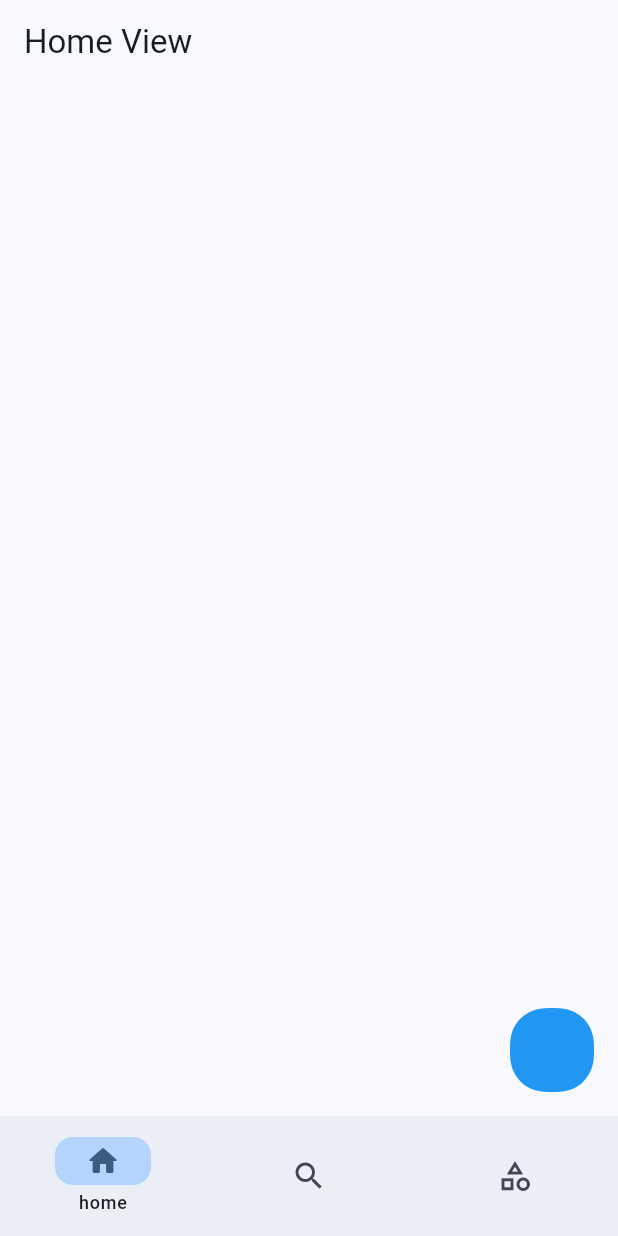
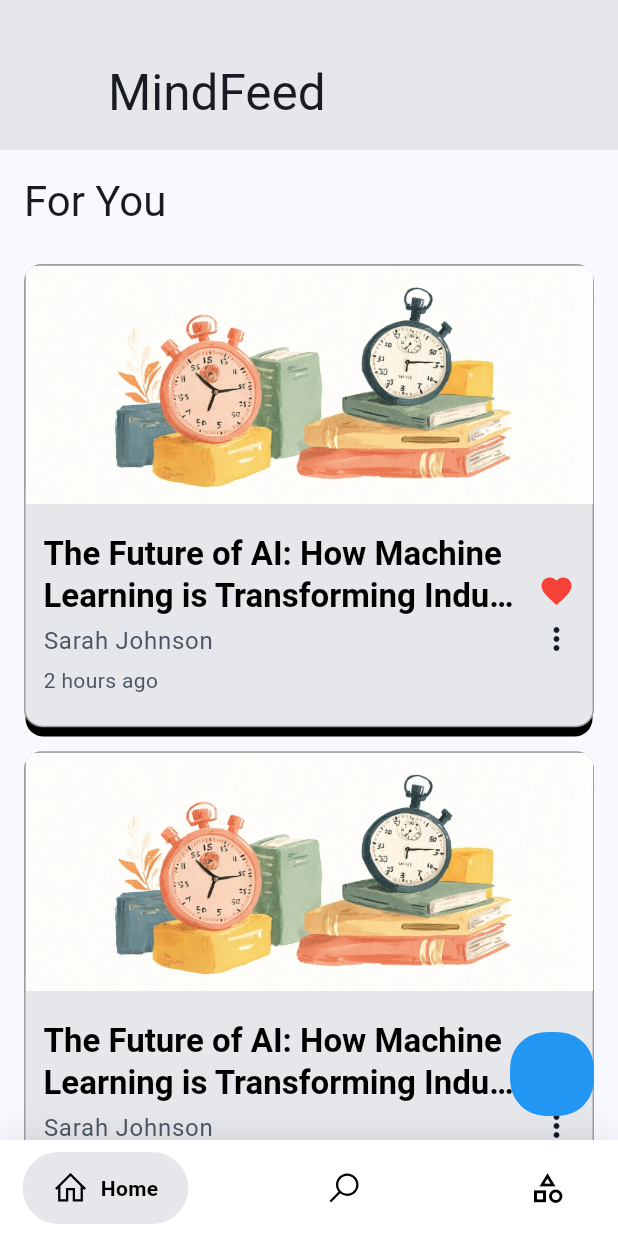
Before and after one commit to Polymath000/MindFeed, a Flutter app: the screen it shows after launch, on a phone screen of 412 x 824 dp. Run offline on Flutter 3.47's test engine with Material 3 defaults, Android fonts, the phone set to English and light mode, and no system bars; drawn by our look-alikes of google_nav_bar; our stand-ins replace dartz, dio, flutter_bloc, flutter_svg, line_icons, logger and 2 more; missing offline and left inert: data_connection_checker_tv; Roboto replaces fonts that are missing (Cairo).

Commit message:
article card UI & structure of the home page

```diff
--- a/lib/core/utls/app_images.dart
+++ b/lib/core/utls/app_images.dart
@@ -13,6 +13,10 @@ class Assets {
   /// Assets for assetsImagesEducationIcon
   /// assets/images/Education_Icon.svg
   static const String assetsImagesEducationIcon = "assets/images/Education_Icon.svg";
+
+  /// Assets for assetsImagesJustTest
+  /// assets/images/justTest.webp
+  static const String assetsImagesJustTest = "assets/images/justTest.webp";
 
   /// Assets for assetsImagesLogo
   /// assets/images/logo.svg
--- a/lib/features/home/presentation/views/home_view.dart
+++ b/lib/features/home/presentation/views/home_view.dart
@@ -1,11 +1,68 @@
 import 'package:flutter/material.dart';
+import 'package:mind_feed/config/themes/app_colors.dart';
+import 'package:mind_feed/config/themes/app_text_style.dart';
+import 'package:mind_feed/core/utls/app_images.dart';
+import 'package:mind_feed/features/home/presentation/widgets/article_card.dart';
 
 class HomeView extends StatelessWidget {
-  const HomeView({Key? key}) : super(key: key);
+  const HomeView({super.key});
   static const String routeName = 'home';
 
   @override
   Widget build(BuildContext context) {
-    return Scaffold(appBar: AppBar(title: Text('Home View')));
+    return Scaffold(
+      body: CustomScrollView(
+        slivers: [
+          SliverAppBar(
+            pinned: true,
+            expandedHeight: 100.0,
+            flexibleSpace: FlexibleSpaceBar(title: Text('MindFeed')),
+            backgroundColor: AppColors.lightGray,
+          ),
+          SliverPadding(
+            padding: EdgeInsets.all(16),
+            sliver: SliverToBoxAdapter(
+              child: Column(
+                crossAxisAlignment: CrossAxisAlignment.start,
+                children: [
+                  Padding(
+                    padding: const EdgeInsets.only(bottom: 16.0),
+                    child: Text('For You', style: AppTextStyles.headlineMedium),
+                  ),
+                  ArticleCard(
+                    title:
+                        "The Future of AI: How Machine Learning is Transforming Industries",
+                    author: "Sarah Johnson",
+                    date: "2 hours ago",
+                    imagePath: Assets.assetsImagesJustTest,
+                  ),
+                  ArticleCard(
+                    title:
+                        "The Future of AI: How Machine Learning is Transforming Industries",
+                    author: "Sarah Johnson",
+                    date: "2 hours ago",
+                    imagePath: Assets.assetsImagesJustTest,
+                  ),
+                  ArticleCard(
+                    title:
+                        "The Future of AI: How Machine Learning is Transforming Industries",
+                    author: "Sarah Johnson",
+                    date: "2 hours ago",
+                    imagePath: Assets.assetsImagesJustTest,
+                  ),
+                  ArticleCard(
+                    title:
+                        "The Future of AI: How Machine Learning is Transforming Industries",
+                    author: "Sarah Johnson",
+                    date: "2 hours ago",
+                    imagePath: Assets.assetsImagesJustTest,
+                  ),
+                ],
+              ),
+            ),
+          ),
+        ],
+      ),
+    );
   }
 }
--- /dev/null
+++ b/lib/features/home/presentation/widgets/article_card.dart
@@ -0,0 +1,87 @@
+import 'package:flutter/material.dart';
+import 'package:mind_feed/config/themes/app_colors.dart';
+import 'package:mind_feed/config/themes/app_text_style.dart';
+import 'package:mind_feed/core/constants/borders.dart';
+
+class ArticleCard extends StatelessWidget {
+  const ArticleCard({
+    super.key,
+    required this.title,
+    required this.author,
+    required this.date,
+    required this.imagePath,
+  });
+  final String title;
+  final String author;
+  final String date;
+  final String imagePath;
+  @override
+  Widget build(BuildContext context) {
+    return Container(
+      margin: EdgeInsets.symmetric(vertical: 8),
+      clipBehavior: Clip.antiAlias,
+      decoration: ShapeDecoration(
+        color: AppColors.lightGray,
+        shape: RoundedRectangleBorder(
+          side: BorderSide(width: 1, color: AppColors.grey),
+          borderRadius: AppBorders.xxxs,
+        ),
+      ),
+      child: Column(
+        children: [
+          DecoratedBox(
+            decoration: ShapeDecoration(
+              shape: RoundedRectangleBorder(
+                borderRadius: AppBorders.xxxs,
+                side: BorderSide(width: 1, color: AppColors.grey),
+              ),
+            ),
+            child: Image(image: AssetImage(imagePath)),
+          ),
+          ListTile(
+            contentPadding: const EdgeInsets.all(12),
+            tileColor: AppColors.black,
+            shape: RoundedRectangleBorder(
+              borderRadius: BorderRadius.circular(12),
+            ),
+            title: Text(
+              title,
+              style: AppTextStyles.titleLarge?.copyWith(
+                color: AppColors.black,
+                fontWeight: FontWeight.bold,
+              ),
+              maxLines: 2,
+              overflow: TextOverflow.ellipsis,
+            ),
+            subtitle: Column(
+              crossAxisAlignment: CrossAxisAlignment.start,
+              children: [
+                const SizedBox(height: 4),
+                Text(
+                  author,
+                  style: AppTextStyles.bodyLarge?.copyWith(
+                    color: AppColors.darkGrey,
+                  ),
+                ),
+                const SizedBox(height: 4),
+                Text(
+                  date,
+                  style: AppTextStyles.bodyMedium?.copyWith(
+                    color: AppColors.darkGrey,
+                  ),
+                ),
+              ],
+            ),
+            trailing: Column(
+              children: [
+                Icon(Icons.favorite, color: Colors.red),
+                Spacer(),
+                Icon(Icons.more_vert, color: AppColors.gunmetal),
+              ],
+            ),
+          ),
+        ],
+      ),
+    );
+  }
+}
--- a/lib/features/main/presentation/views/main_view.dart
+++ b/lib/features/main/presentation/views/main_view.dart
@@ -1,11 +1,12 @@
 import 'package:flutter/material.dart';
+import 'package:mind_feed/features/aricles_by_categories/presentation/views/aricles_by_categories_view.dart';
+import 'package:mind_feed/features/home/presentation/views/home_view.dart';
 import 'package:mind_feed/features/main/presentation/widgets/main_navigation_bar.dart';
-import 'package:mind_feed/features/main/presentation/widgets/main_view_body.dart';
+import 'package:mind_feed/features/search/presentation/views/search_view.dart';
 
 class MainView extends StatefulWidget {
   const MainView({super.key});
   static const String routeName = 'main';
-
   @override
   State<MainView> createState() => _MainViewState();
 }
@@ -15,8 +16,15 @@ class _MainViewState extends State<MainView> {
   @override
   Widget build(BuildContext context) {
     return Scaffold(
-      body: MainViewBody(selectesIndex: selectedIndex),
-      bottomNavigationBar: MainNavigationBar(
+      body: widgetOptions.elementAt(selectedIndex),
+      bottomNavigationBar: Container(
+        decoration: BoxDecoration(
+          color: Colors.white,
+          boxShadow: [
+            BoxShadow(blurRadius: 20, color: Colors.black.withOpacity(.1)),
+          ],
+        ),
+        child: MainNavigationBar(
           selectedIndex: selectedIndex,
           onDestinationSelected: (int index) {
             setState(() {
@@ -24,7 +32,14 @@ class _MainViewState extends State<MainView> {
             });
           },
         ),
+      ),
       floatingActionButton: FloatingActionButton(onPressed: () {}),
     );
   }
 }
+
+const List<Widget> widgetOptions = <Widget>[
+  HomeView(),
+  SearchView(),
+  AriclesByCategoriesView(),
+];
--- a/lib/features/main/presentation/widgets/main_navigation_bar.dart
+++ b/lib/features/main/presentation/widgets/main_navigation_bar.dart
@@ -1,36 +1,47 @@
 import 'package:flutter/material.dart';
+import 'package:google_nav_bar/google_nav_bar.dart';
+import 'package:line_icons/line_icons.dart';
+import 'package:mind_feed/config/themes/app_colors.dart';
 
-class MainNavigationBar extends StatelessWidget {
-  const MainNavigationBar({
+class MainNavigationBar extends StatefulWidget {
+  MainNavigationBar({
     super.key,
     required this.selectedIndex,
     required this.onDestinationSelected,
   });
-  final int selectedIndex;
+  int selectedIndex;
   final ValueChanged<int>? onDestinationSelected;
 
   @override
+  State<MainNavigationBar> createState() => _MainNavigationBarState();
+}
+
+class _MainNavigationBarState extends State<MainNavigationBar> {
+  @override
   Widget build(BuildContext context) {
-    return NavigationBar(
-      selectedIndex: selectedIndex,
-      onDestinationSelected: onDestinationSelected,
-      destinations: [
-        NavigationDestination(
-          icon: Icon(Icons.home),
-          label: 'home',
-          selectedIcon: Icon(Icons.home_rounded),
+    return SafeArea(
+      child: Padding(
+        padding: const EdgeInsets.symmetric(horizontal: 15.0, vertical: 8),
+        child: GNav(
+          rippleColor: Colors.grey[300]!,
+          hoverColor: AppColors.lightGray,
+          gap: 8,
+          activeColor: AppColors.black,
+          iconSize: 24,
+          padding: EdgeInsets.symmetric(horizontal: 20, vertical: 12),
+          duration: Duration(milliseconds: 400),
+          tabBackgroundColor: AppColors.lightGray,
+          color: AppColors.black,
+          haptic: true,
+          tabs: [
+            GButton(icon: LineIcons.home, text: 'Home'),
+            GButton(icon: LineIcons.search, text: 'Search'),
+            GButton(icon: Icons.category_outlined, text: 'Category'),
+          ],
+          selectedIndex: widget.selectedIndex,
+          onTabChange: widget.onDestinationSelected,
         ),
-        NavigationDestination(
-          icon: Icon(Icons.search),
-          label: 'search',
-          selectedIcon: Icon(Icons.search_rounded),
-        ),
-        NavigationDestination(
-          icon: Icon(Icons.category_outlined),
-          label: 'categories',
-          selectedIcon: Icon(Icons.category_rounded),
-        ),
-      ],
+      ),
     );
   }
 }
--- a/lib/features/main/presentation/widgets/main_view_body.dart
+++ /dev/null
@@ -1,12 +0,0 @@
-import 'package:flutter/material.dart';
-import 'package:mind_feed/features/aricles_by_categories/presentation/views/aricles_by_categories_view.dart';
-import 'package:mind_feed/features/home/presentation/views/home_view.dart';
-import 'package:mind_feed/features/search/presentation/views/search_view.dart';
-
-class MainViewBody extends StatelessWidget {
-  const MainViewBody({super.key, required this.selectesIndex});
-  final int selectesIndex;
-  @override
-  Widget build(_) =>
-      [HomeView(), SearchView(), AriclesByCategoriesView()][selectesIndex];
-}
--- a/pubspec.yaml
+++ b/pubspec.yaml
@@ -17,6 +17,8 @@ dependencies:
     sdk: flutter
   flutter_bloc: ^9.1.1
   flutter_svg: ^2.2.0
+  google_nav_bar: ^5.0.7
+  line_icons: ^2.0.3
   logger: ^2.6.1
   modal_progress_hud_nsn: ^0.5.1
   shared_preferences: ^2.5.3
```
Also changed, not shown: assets/images/justTest.webp (added), pubspec.lock. Lines whose indentation alone changed are shown as unchanged.
